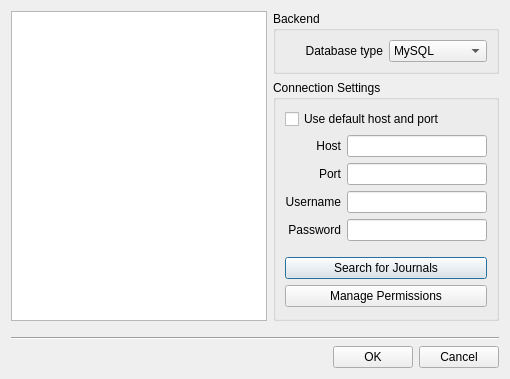
pwizard2/robojournal, file ui/journalselector.ui: the form before one commit.
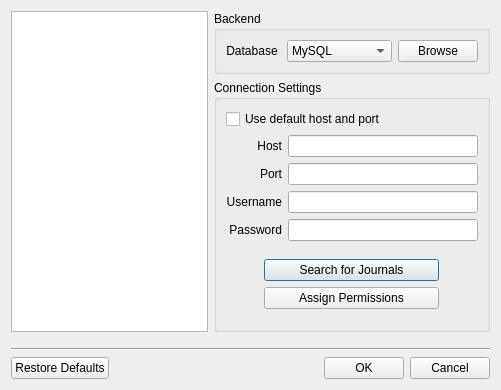
The form after the commit. Icons and pictures are not drawn.

Commit message: permissions class finally works

Patch:
```diff
--- a/ui/journalselector.ui
+++ b/ui/journalselector.ui
@@ -6,8 +6,8 @@
    <rect>
     <x>0</x>
     <y>0</y>
-    <width>510</width>
-    <height>379</height>
+    <width>501</width>
+    <height>390</height>
    </rect>
   </property>
   <property name="windowTitle">
@@ -22,6 +22,12 @@
     <layout class="QHBoxLayout" name="horizontalLayout_2">
      <item>
       <widget class="QTreeWidget" name="JournalList">
+       <property name="maximumSize">
+        <size>
+         <width>200</width>
+         <height>16777215</height>
+        </size>
+       </property>
        <attribute name="headerVisible">
         <bool>false</bool>
        </attribute>
@@ -41,11 +47,11 @@
          </property>
          <layout class="QVBoxLayout" name="verticalLayout">
           <item>
-           <layout class="QHBoxLayout" name="horizontalLayout">
+           <layout class="QHBoxLayout" name="horizontalLayout" stretch="0,1,0">
             <item>
              <widget class="QLabel" name="label">
               <property name="text">
-               <string>Database type</string>
+               <string>Database </string>
               </property>
               <property name="alignment">
                <set>Qt::AlignRight|Qt::AlignTrailing|Qt::AlignVCenter</set>
@@ -58,17 +64,8 @@
                <bool>false</bool>
               </property>
               <property name="currentIndex">
-               <number>1</number>
+               <number>0</number>
               </property>
-              <item>
-               <property name="text">
-                <string>SQLite</string>
-               </property>
-               <property name="icon">
-                <iconset resource="../images.qrc">
-                 <normaloff>:/icons/sqlite_icon.png</normaloff>:/icons/sqlite_icon.png</iconset>
-               </property>
-              </item>
               <item>
                <property name="text">
                 <string>MySQL</string>
@@ -78,19 +75,39 @@
                  <normaloff>:/icons/mysql_icon2.png</normaloff>:/icons/mysql_icon2.png</iconset>
                </property>
               </item>
+              <item>
+               <property name="text">
+                <string>SQLite</string>
+               </property>
+               <property name="icon">
+                <iconset resource="../images.qrc">
+                 <normaloff>:/icons/sqlite_icon.png</normaloff>:/icons/sqlite_icon.png</iconset>
+               </property>
+              </item>
              </widget>
             </item>
+            <item>
+             <widget class="QPushButton" name="Browse">
+              <property name="text">
+               <string>Browse</string>
+              </property>
+              <property name="icon">
+               <iconset resource="../images.qrc">
+                <normaloff>:/icons/folder.png</normaloff>:/icons/folder.png</iconset>
+              </property>
+             </widget>
+            </item>
            </layout>
           </item>
          </layout>
         </widget>
        </item>
        <item>
-        <widget class="QGroupBox" name="groupBox">
+        <widget class="QGroupBox" name="ConnectionSettings">
          <property name="title">
           <string>Connection Settings</string>
          </property>
-         <layout class="QGridLayout" name="gridLayout">
+         <layout class="QGridLayout" name="gridLayout_2">
           <item row="0" column="0" colspan="2">
            <widget class="QCheckBox" name="UseDefaults">
             <property name="text">
@@ -164,7 +181,7 @@
              <enum>Qt::Vertical</enum>
             </property>
             <property name="sizeType">
-             <enum>QSizePolicy::MinimumExpanding</enum>
+             <enum>QSizePolicy::Expanding</enum>
             </property>
             <property name="sizeHint" stdset="0">
              <size>
@@ -175,7 +192,28 @@
            </spacer>
           </item>
           <item row="6" column="0" colspan="2">
+           <layout class="QGridLayout" name="gridLayout">
+            <item row="0" column="0" rowspan="2">
+             <spacer name="horizontalSpacer">
+              <property name="orientation">
+               <enum>Qt::Horizontal</enum>
+              </property>
+              <property name="sizeHint" stdset="0">
+               <size>
+                <width>40</width>
+                <height>20</height>
+               </size>
+              </property>
+             </spacer>
+            </item>
+            <item row="0" column="1">
            <widget class="QPushButton" name="SearchButton">
+              <property name="minimumSize">
+               <size>
+                <width>175</width>
+                <height>0</height>
+               </size>
+              </property>
             <property name="toolTip">
              <string>&lt;!DOCTYPE HTML PUBLIC &quot;-//W3C//DTD HTML 4.0//EN&quot; &quot;http://www.w3.org/TR/REC-html40/strict.dtd&quot;&gt;
 &lt;html&gt;&lt;head&gt;&lt;meta name=&quot;qrichtext&quot; content=&quot;1&quot; /&gt;&lt;style type=&quot;text/css&quot;&gt;
@@ -195,25 +233,40 @@
             </property>
            </widget>
           </item>
-          <item row="8" column="0">
-           <spacer name="verticalSpacer">
+            <item row="0" column="2" rowspan="2">
+             <spacer name="horizontalSpacer_2">
             <property name="orientation">
-             <enum>Qt::Vertical</enum>
+               <enum>Qt::Horizontal</enum>
             </property>
             <property name="sizeHint" stdset="0">
              <size>
-              <width>20</width>
-              <height>40</height>
+                <width>40</width>
+                <height>20</height>
              </size>
             </property>
            </spacer>
+            </item>
+            <item row="1" column="1">
+             <widget class="QPushButton" name="ManagePermissions">
+              <property name="text">
+               <string>Assign Permissions</string>
+              </property>
+             </widget>
+            </item>
+           </layout>
           </item>
           <item row="7" column="0" colspan="2">
-           <widget class="QPushButton" name="pushButton">
-            <property name="text">
-             <string>Manage Permissions</string>
+           <spacer name="verticalSpacer">
+            <property name="orientation">
+             <enum>Qt::Vertical</enum>
             </property>
-           </widget>
+            <property name="sizeHint" stdset="0">
+             <size>
+              <width>20</width>
+              <height>10</height>
+             </size>
+            </property>
+           </spacer>
           </item>
          </layout>
         </widget>
@@ -251,7 +304,7 @@
       <enum>Qt::Horizontal</enum>
      </property>
      <property name="standardButtons">
-      <set>QDialogButtonBox::Cancel|QDialogButtonBox::Ok</set>
+      <set>QDialogButtonBox::Cancel|QDialogButtonBox::Ok|QDialogButtonBox::RestoreDefaults</set>
      </property>
     </widget>
    </item>
```
Lines whose indentation alone changed are shown as unchanged. The commit also changes 7 other files.
